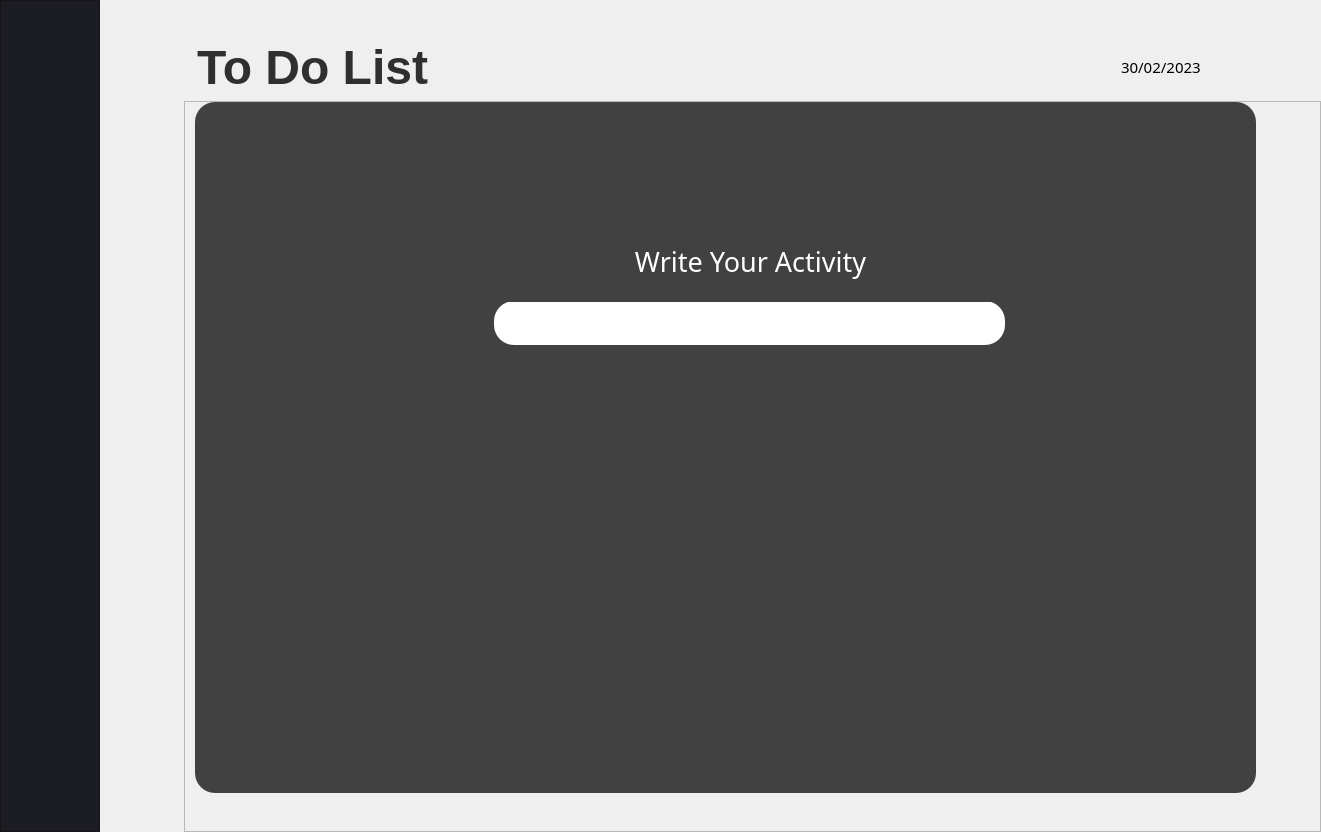
Old version of the form src/CatatanHandler/ToDoList/Boundary/FORMTDL.ui in the repository febryanarota/Memoirs.
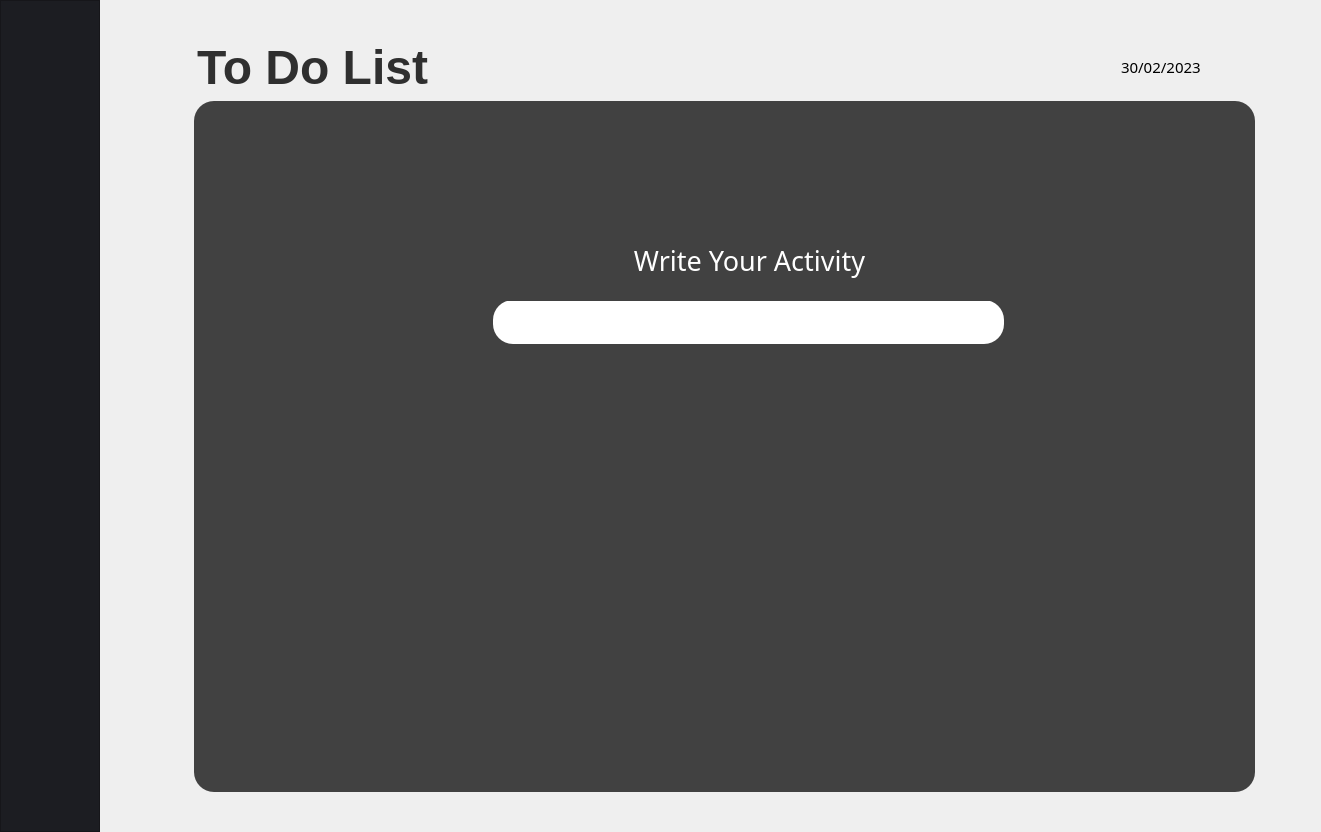
New version of the form. Icons and pictures are not drawn.

What changed in the file:
```diff
--- a/src/CatatanHandler/ToDoList/Boundary/FORMTDL.ui
+++ b/src/CatatanHandler/ToDoList/Boundary/FORMTDL.ui
@@ -367,6 +367,9 @@
     </item>
     <item row="3" column="2">
      <widget class="QScrollArea" name="scrollArea">
+      <property name="styleSheet">
+       <string notr="true">border: 0px</string>
+      </property>
       <property name="widgetResizable">
        <bool>true</bool>
       </property>
@@ -375,8 +378,8 @@
         <rect>
          <x>0</x>
          <y>0</y>
-         <width>1125</width>
-         <height>707</height>
+         <width>1127</width>
+         <height>709</height>
         </rect>
        </property>
        <widget class="QWidget" name="widget" native="true">
```
Left out of the diff: 1 changed line with no effect on the pictures.
